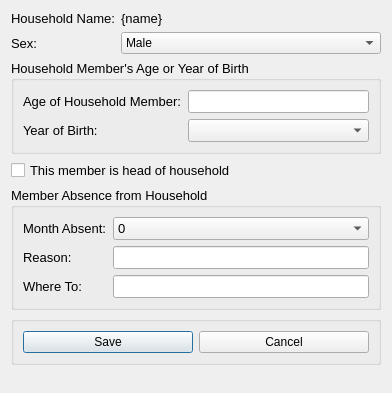
snim2mirror/openihm, file open-ihm/gui/designs/ui_household_addmember.ui: the form before one commit.
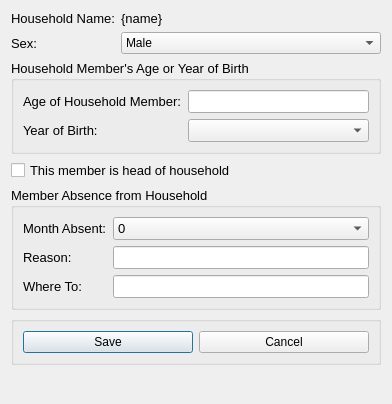
The form after the commit.

The edit to the form file:
```diff
--- a/open-ihm/gui/designs/ui_household_addmember.ui
+++ b/open-ihm/gui/designs/ui_household_addmember.ui
@@ -10,7 +10,7 @@
     <x>0</x>
     <y>0</y>
     <width>392</width>
-    <height>393</height>
+    <height>404</height>
    </rect>
   </property>
   <property name="windowTitle">
```
Left out of the diff: 18 changed lines with no effect on the pictures.
